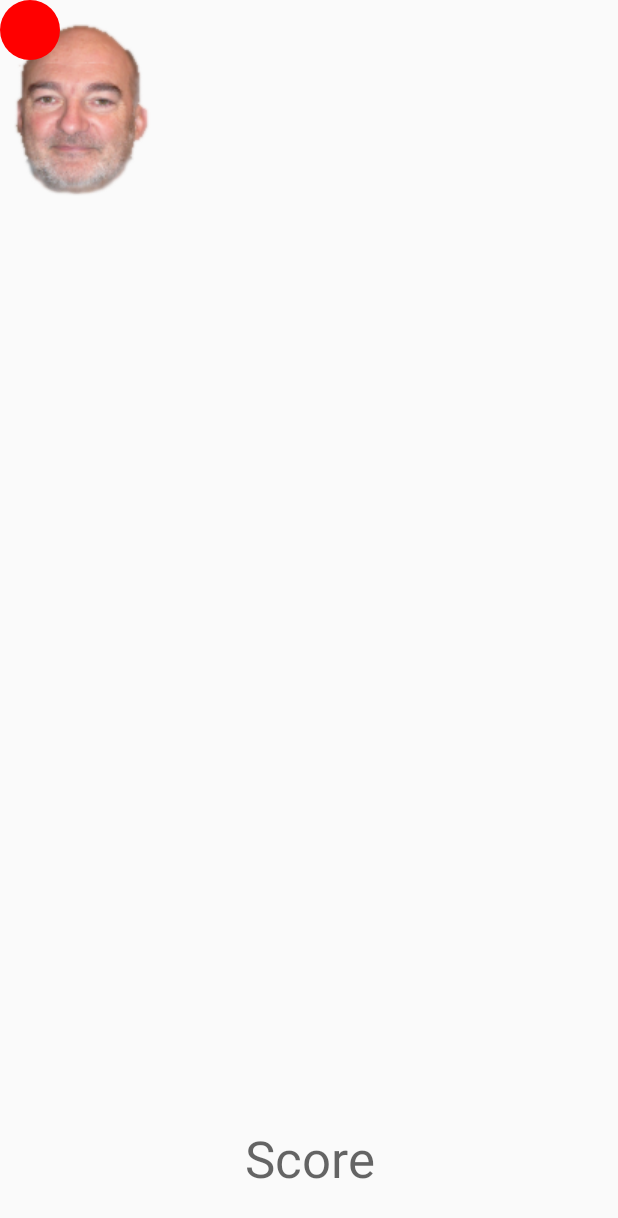
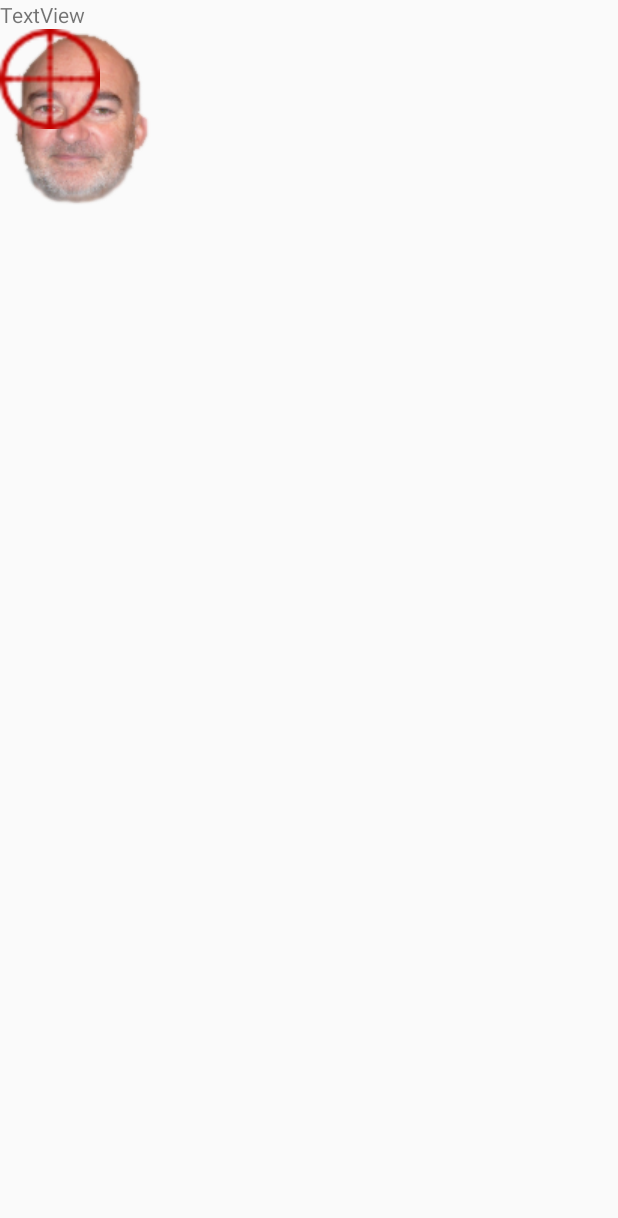
Before and after one commit to hugo-clems/android-mini-projet, an Android app: the screen it shows after launch (TirAuMigeon), after a tap on "JOUER AVEC TOUCH", on a phone screen of 412 x 824 dp. Shown: the top 1218 px of the screen. Run offline under Robolectric (Android 15) with nearby library versions, the phone set to English and light mode, and no system bars; 3 statements that could not run were skipped; 1 other tap on this screen came first.

Commit message:
Nouveau curseur + merge

```diff
--- a/app/src/main/java/hutoch/m2dl/miniprojet/TirAuMigeon.java
+++ b/app/src/main/java/hutoch/m2dl/miniprojet/TirAuMigeon.java
@@ -5,10 +5,9 @@ import android.content.Context;
 import android.graphics.Bitmap;
 import android.graphics.BitmapFactory;
 import android.graphics.Canvas;
-import android.graphics.Color;
 import android.graphics.Point;
-import android.graphics.drawable.ShapeDrawable;
-import android.graphics.drawable.shapes.OvalShape;
+import android.graphics.drawable.BitmapDrawable;
+import android.graphics.drawable.Drawable;
 import android.hardware.Sensor;
 import android.hardware.SensorEvent;
 import android.hardware.SensorEventListener;
@@ -34,12 +33,12 @@ public class TirAuMigeon extends Activity implements SensorEventListener, View.O
 
     // Vue
     public AnimatedView animatedView = null;
-    public static ShapeDrawable mDrawable = new ShapeDrawable();
+    public static Bitmap mDrawable;
     public static int x;
     public static int y;
     public static int width;
     public static int height;
-    public static final int ballSize = 60;
+    public static final int ballSize = 100;
     public static final float speed = 2;
 
     // Gestion des Migeons
@@ -62,7 +61,7 @@ public class TirAuMigeon extends Activity implements SensorEventListener, View.O
         // Récupérations des paramétres
         String titre = (String) getIntent().getSerializableExtra("tag");
         ArrayList<Float> datas = (ArrayList<Float>) getIntent().getSerializableExtra("list");
-        setTitle("x:"+titre);
+        setTitle(titre);
 
         Display display = getWindowManager().getDefaultDisplay();
         Point size = new Point();
@@ -187,29 +186,23 @@ public class TirAuMigeon extends Activity implements SensorEventListener, View.O
 
         public AnimatedView(Context context) {
             super(context);
-
-            mDrawable = new ShapeDrawable(new OvalShape());
-            mDrawable.getPaint().setColor(Color.RED);
-            mDrawable.setBounds(x, y, x + ballSize, y + ballSize);
-
+            mDrawable = BitmapFactory.decodeResource(getResources(), R.drawable.crosshair);
+            Drawable d = new BitmapDrawable(getResources(), Bitmap.createScaledBitmap(mDrawable, ballSize, ballSize, true));
+            mDrawable = ((BitmapDrawable) d).getBitmap();
         }
 
         public AnimatedView(Context context, AttributeSet attrs) {
             super(context, attrs);
-
-            mDrawable = new ShapeDrawable(new OvalShape());
-            mDrawable.getPaint().setColor(Color.RED);
-            mDrawable.setBounds(x, y, x + ballSize, y + ballSize);
-
+            mDrawable = BitmapFactory.decodeResource(getResources(), R.drawable.crosshair);
+            Drawable d = new BitmapDrawable(getResources(), Bitmap.createScaledBitmap(mDrawable, ballSize, ballSize, true));
+            mDrawable = ((BitmapDrawable) d).getBitmap();
         }
 
         public AnimatedView(Context context, AttributeSet attrs, int defStyle) {
             super(context, attrs, defStyle);
-
-            mDrawable = new ShapeDrawable(new OvalShape());
-            mDrawable.getPaint().setColor(Color.RED);
-            mDrawable.setBounds(x, y, x + ballSize, y + ballSize);
-
+            mDrawable = BitmapFactory.decodeResource(getResources(), R.drawable.crosshair);
+            Drawable d = new BitmapDrawable(getResources(), Bitmap.createScaledBitmap(mDrawable, ballSize, ballSize, true));
+            mDrawable = ((BitmapDrawable) d).getBitmap();
         }
 
         @Override
@@ -227,8 +220,8 @@ public class TirAuMigeon extends Activity implements SensorEventListener, View.O
                 if (migeons.get(i).getY() > canvas.getHeight())
                     migeons.remove(i);
             }
-            mDrawable.setBounds(x, y, x + ballSize, y + ballSize);
-            mDrawable.draw(canvas);
+
+            canvas.drawBitmap(mDrawable, x, y, null);
             invalidate();
         }
     }
--- a/app/src/main/java/hutoch/m2dl/miniprojet/utils/Migeon.java
+++ b/app/src/main/java/hutoch/m2dl/miniprojet/utils/Migeon.java
@@ -8,7 +8,7 @@ public class Migeon {
 	public Migeon(float x, float y) {
 		posX = x;
 		posY = y;
-		rate = 10;
+		rate = 0;
 	}
 
 	public void tick() {
--- a/app/src/main/res/layout/activity_jeu.xml
+++ b/app/src/main/res/layout/activity_jeu.xml
@@ -7,25 +7,24 @@
     tools:context=".TirAuMigeon">
 
     <LinearLayout
+        android:id="@+id/linearLayoutGame"
         android:layout_width="match_parent"
         android:layout_height="match_parent"
         android:orientation="vertical">
 
+        <TextView
+            android:id="@+id/tvJeu"
+            android:layout_width="match_parent"
+            android:layout_height="wrap_content"
+            android:text="TextView" />
+
         <view
-            android:id="@+id/zoneDeJeu"
+            android:id="@+id/viewTest"
             class="hutoch.m2dl.miniprojet.TirAuMigeon$AnimatedView"
             android:layout_width="match_parent"
-            android:layout_height="match_parent"
-            android:layout_weight="0.1" />
+            android:layout_height="406dp"
+            android:layout_weight="1"
+            tools:layout_editor_absoluteY="19dp" />
 
-        <TextView
-            android:id="@+id/tvScore"
-            android:layout_width="match_parent"
-            android:layout_height="match_parent"
-            android:layout_weight="1"
-            android:text="Score"
-            android:textAlignment="center"
-            android:textAppearance="@style/TextAppearance.AppCompat.Display1" />
     </LinearLayout>
-
 </android.support.constraint.ConstraintLayout>
```
Also changed, not shown: app/src/main/res/drawable/crosshair.png (added).
